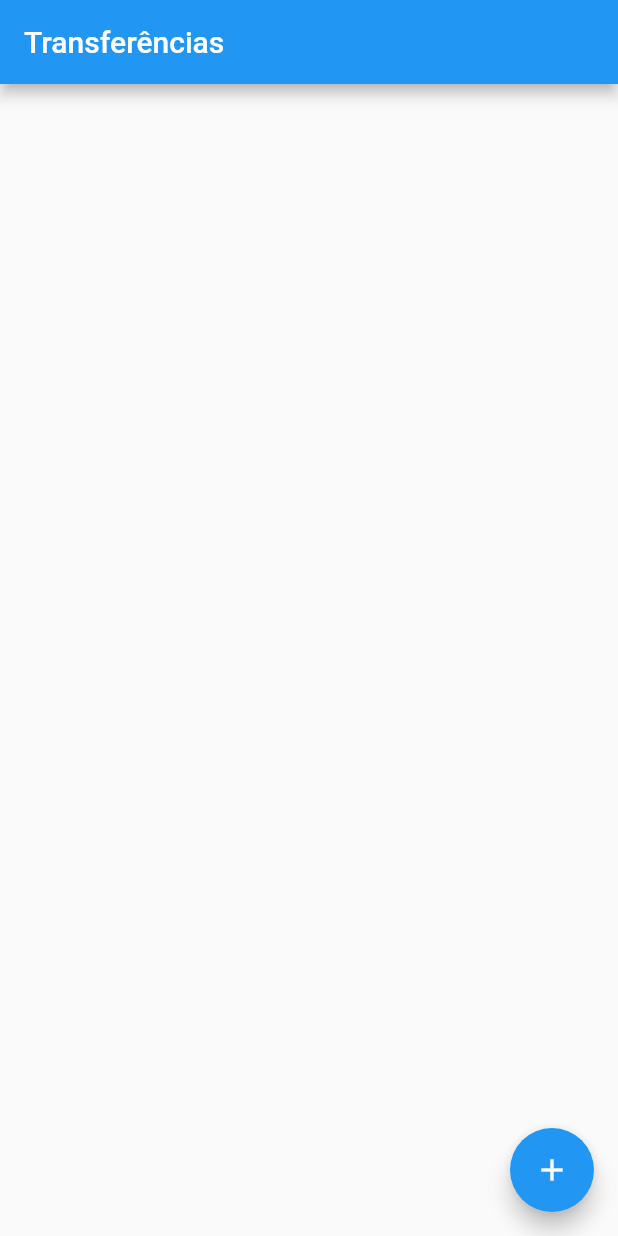
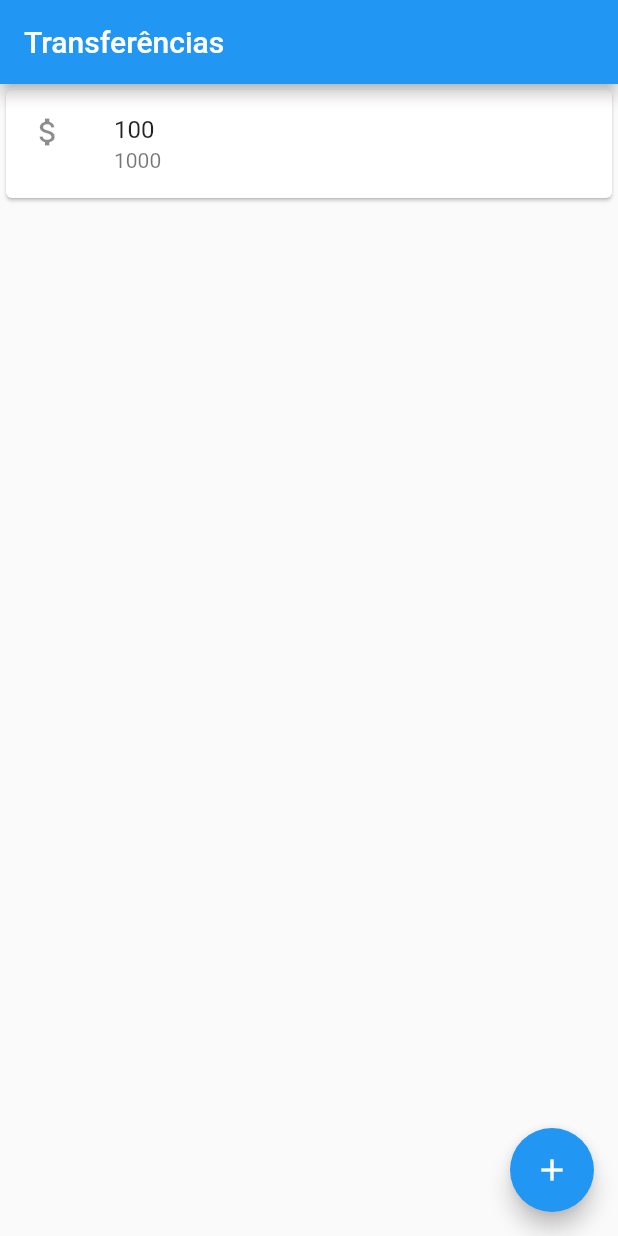
Before and after one commit to ChefMontoni/alura-bytebank, a Flutter app: the screen it shows after launch, on a phone screen of 412 x 824 dp. Run offline on Flutter 3.47's test engine with Material 2 defaults, Android fonts, the phone set to English and light mode, and no system bars.

Commit message:
Implementação do design do item de tranferência

```diff
--- a/lib/main.dart
+++ b/lib/main.dart
@@ -7,6 +7,17 @@ class MyApp extends StatelessWidget {
   Widget build(BuildContext context) {
     return MaterialApp(
       home: Scaffold(
+        body: Column(
+          children: <Widget>[
+            Card(
+              child: ListTile(
+                leading: Icon(Icons.attach_money),
+                title: Text('100'),
+                subtitle: Text('1000'),
+              ),
+            ),
+          ],
+        ),
         appBar: AppBar(
           title: Text('Transferências'),
         ),
```
